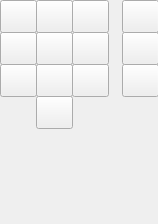
First picture: the form in atm-frontend/keypad.ui, repository joonaskinnunen/Group3, before the edit.
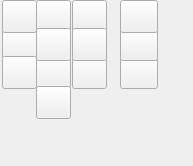
Second picture: the form after the edit.

Commit message: add keypad functionalities and reform appearance

```diff
--- a/atm-frontend/keypad.ui
+++ b/atm-frontend/keypad.ui
@@ -6,8 +6,8 @@
    <rect>
     <x>0</x>
     <y>0</y>
-    <width>158</width>
-    <height>224</height>
+    <width>193</width>
+    <height>166</height>
    </rect>
   </property>
   <property name="windowTitle">
@@ -16,9 +16,9 @@
   <widget class="QPushButton" name="btn_4">
    <property name="geometry">
     <rect>
-     <x>0</x>
-     <y>32</y>
-     <width>37</width>
+     <x>2</x>
+     <y>28</y>
+     <width>35</width>
      <height>33</height>
     </rect>
    </property>
@@ -29,9 +29,9 @@
   <widget class="QPushButton" name="btn_7">
    <property name="geometry">
     <rect>
-     <x>0</x>
-     <y>64</y>
-     <width>37</width>
+     <x>2</x>
+     <y>56</y>
+     <width>35</width>
      <height>33</height>
     </rect>
    </property>
@@ -44,7 +44,7 @@
     <rect>
      <x>72</x>
      <y>0</y>
-     <width>37</width>
+     <width>35</width>
      <height>33</height>
     </rect>
    </property>
@@ -56,8 +56,8 @@
    <property name="geometry">
     <rect>
      <x>36</x>
-     <y>64</y>
-     <width>37</width>
+     <y>56</y>
+     <width>35</width>
      <height>33</height>
     </rect>
    </property>
@@ -69,8 +69,8 @@
    <property name="geometry">
     <rect>
      <x>72</x>
-     <y>64</y>
-     <width>37</width>
+     <y>56</y>
+     <width>35</width>
      <height>33</height>
     </rect>
    </property>
@@ -83,7 +83,7 @@
     <rect>
      <x>36</x>
      <y>0</y>
-     <width>37</width>
+     <width>35</width>
      <height>33</height>
     </rect>
    </property>
@@ -94,9 +94,9 @@
   <widget class="QPushButton" name="btn_1">
    <property name="geometry">
     <rect>
-     <x>0</x>
+     <x>2</x>
      <y>0</y>
-     <width>37</width>
+     <width>35</width>
      <height>33</height>
     </rect>
    </property>
@@ -111,8 +111,8 @@
    <property name="geometry">
     <rect>
      <x>36</x>
-     <y>32</y>
-     <width>37</width>
+     <y>28</y>
+     <width>35</width>
      <height>33</height>
     </rect>
    </property>
@@ -124,8 +124,8 @@
    <property name="geometry">
     <rect>
      <x>72</x>
-     <y>32</y>
-     <width>37</width>
+     <y>28</y>
+     <width>35</width>
      <height>33</height>
     </rect>
    </property>
@@ -137,8 +137,8 @@
    <property name="geometry">
     <rect>
      <x>36</x>
-     <y>96</y>
-     <width>37</width>
+     <y>86</y>
+     <width>35</width>
      <height>33</height>
     </rect>
    </property>
@@ -149,9 +149,9 @@
   <widget class="QPushButton" name="btn_ok">
    <property name="geometry">
     <rect>
-     <x>122</x>
-     <y>64</y>
-     <width>37</width>
+     <x>120</x>
+     <y>56</y>
+     <width>38</width>
      <height>33</height>
     </rect>
    </property>
@@ -162,9 +162,9 @@
   <widget class="QPushButton" name="btn_clear">
    <property name="geometry">
     <rect>
-     <x>122</x>
-     <y>32</y>
-     <width>37</width>
+     <x>120</x>
+     <y>28</y>
+     <width>38</width>
      <height>33</height>
     </rect>
    </property>
@@ -175,9 +175,9 @@
   <widget class="QPushButton" name="btn_cancel">
    <property name="geometry">
     <rect>
-     <x>122</x>
+     <x>120</x>
      <y>0</y>
-     <width>37</width>
+     <width>38</width>
      <height>33</height>
     </rect>
    </property>
```
The commit also changes 28 other files.
